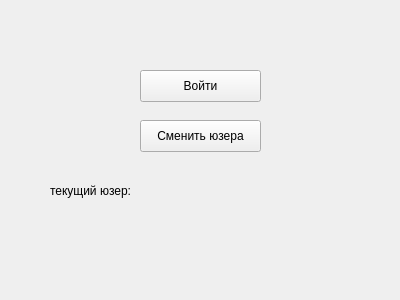
This is w_login.ui in Vladislav-S/vk as Qt 5 draws it before an edit. The edited form follows.
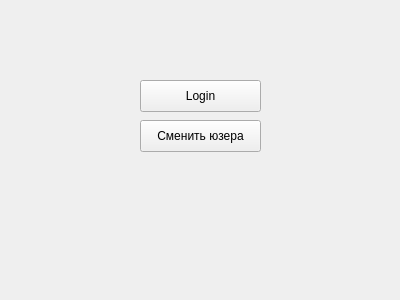
This is the edited form.

Patch:
```diff
--- a/w_login.ui
+++ b/w_login.ui
@@ -13,19 +13,6 @@
   <property name="windowTitle">
    <string>Form</string>
   </property>
-  <widget class="QPushButton" name="b_login">
-   <property name="geometry">
-    <rect>
-     <x>140</x>
-     <y>70</y>
-     <width>121</width>
-     <height>32</height>
-    </rect>
-   </property>
-   <property name="text">
-    <string>Войти</string>
-   </property>
-  </widget>
   <widget class="QPushButton" name="b_change">
    <property name="geometry">
     <rect>
@@ -39,30 +26,17 @@
     <string>Сменить юзера</string>
    </property>
   </widget>
-  <widget class="QLabel" name="label_cur_usr">
+  <widget class="QPushButton" name="b_web_login">
    <property name="geometry">
     <rect>
-     <x>50</x>
-     <y>180</y>
-     <width>101</width>
-     <height>21</height>
+     <x>140</x>
+     <y>80</y>
+     <width>121</width>
+     <height>32</height>
     </rect>
    </property>
    <property name="text">
-    <string>текущий юзер:</string>
-   </property>
-  </widget>
-  <widget class="QLabel" name="label_current_user_name">
-   <property name="geometry">
-    <rect>
-     <x>170</x>
-     <y>180</y>
-     <width>131</width>
-     <height>21</height>
-    </rect>
-   </property>
-   <property name="text">
-    <string/>
+    <string>Login</string>
    </property>
   </widget>
  </widget>
```
